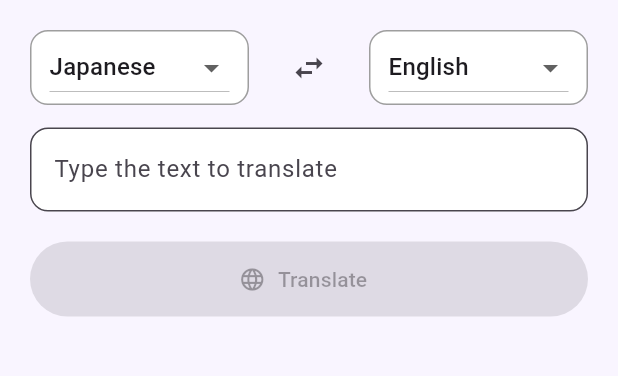
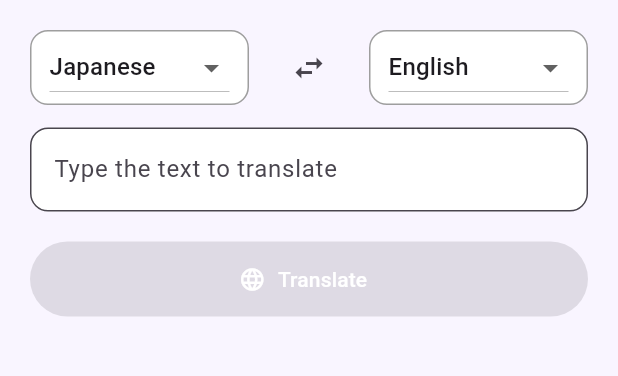
Before and after one commit to Yuji5117/polylingo, a Flutter app: the screen it shows after launch, on a phone screen of 412 x 824 dp, the part 84-460 px from its top. Run offline on Flutter 3.47's test engine with Material 3 defaults, Android fonts, the phone set to English and light mode, and no system bars; our stand-ins replace flutter_dotenv.

Commit message:
modify translate and explain button

```diff
--- a/lib/screens/translate_screen.dart
+++ b/lib/screens/translate_screen.dart
@@ -60,11 +60,20 @@ class TranslationScreen extends StatelessWidget {
                     translationResult: viewModel.translationResult),
               const SizedBox(height: 20),
               if (viewModel.translationResult.isNotEmpty)
-                ActionChip(
-                    label: const Text("Explanation"),
-                    onPressed: () {
-                      viewModel.explain();
-                    }),
+                ElevatedButton.icon(
+                  onPressed:
+                      viewModel.canExplain ? () => viewModel.explain() : null,
+                  icon: const Icon(Icons.info_outline),
+                  label: const Text("Explain"),
+                  style: ElevatedButton.styleFrom(
+                    backgroundColor: viewModel.canExplain
+                        ? Colors.blueAccent
+                        : Colors.grey.shade300,
+                    foregroundColor: Colors.white,
+                    shape: RoundedRectangleBorder(
+                        borderRadius: BorderRadius.circular(20)),
+                  ),
+                ),
               const SizedBox(height: 20),
               if (viewModel.explanationResult.isNotEmpty ||
                   viewModel.explanationErrorText != null)
--- a/lib/services/translate_service.dart
+++ b/lib/services/translate_service.dart
@@ -59,7 +59,7 @@ class TranslateService {
             'Content-Type': 'application/json',
           },
           body: jsonEncode({
-            'text': "",
+            'text': translationResult,
             'from': fromSelectedLanguage,
             'contentType': 'explanation',
           }));
--- a/lib/view_model/translate_view_model.dart
+++ b/lib/view_model/translate_view_model.dart
@@ -34,6 +34,7 @@ class TranslateViewModel extends ChangeNotifier {
   TextEditingController get textEditingController => _textEditingController;
 
   bool get canSubmit => _textEditingController.text.trim().isNotEmpty;
+  bool get canExplain => translationResult.isNotEmpty;
 
   TranslateViewModel({required TranslateService service}) : _service = service {
     _textEditingController.addListener(_onTextChanged);
--- a/lib/widgets/translation_button.dart
+++ b/lib/widgets/translation_button.dart
@@ -9,13 +9,19 @@ class TranslationButton extends StatelessWidget {
   Widget build(BuildContext context) {
     return ElevatedButton.icon(
       style: ElevatedButton.styleFrom(
-        backgroundColor: Colors.lightBlueAccent,
+        backgroundColor: Colors.blueAccent,
         shape: RoundedRectangleBorder(
           borderRadius: BorderRadius.circular(25),
         ),
       ),
-      icon: const Icon(Icons.language),
-      label: const Text('Translate'),
+      icon: const Icon(
+        Icons.language,
+        color: Colors.white,
+      ),
+      label: const Text(
+        'Translate',
+        style: TextStyle(color: Colors.white),
+      ),
       onPressed: onPressed,
     );
   }
```
